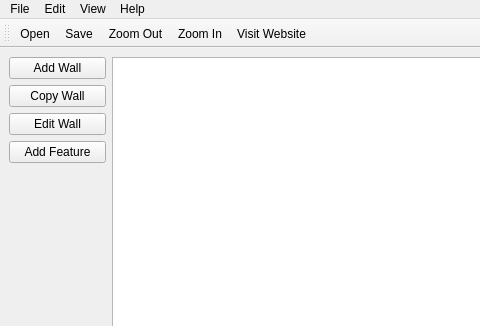
Above: mainwindow.ui from penguintutor/lc-building before the change; both pictures show x 0 to 480 and y 0 to 326 of the 1055 by 678 pixel window. Below: the same form after it.
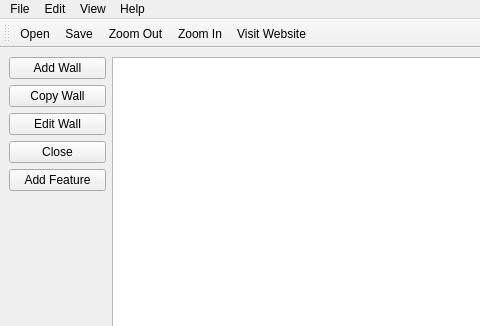
That is the form after the change. Icons and pictures are not drawn.

The edit to the form file:
```diff
--- a/mainwindow.ui
+++ b/mainwindow.ui
@@ -43,6 +43,13 @@
           </property>
          </widget>
         </item>
+        <item>
+         <widget class="QPushButton" name="closeButton">
+          <property name="text">
+           <string>Close</string>
+          </property>
+         </widget>
+        </item>
         <item>
          <widget class="QPushButton" name="addFeatureButton">
           <property name="text">
```
Left out of the diff: 4 changed lines with no effect on the pictures.
